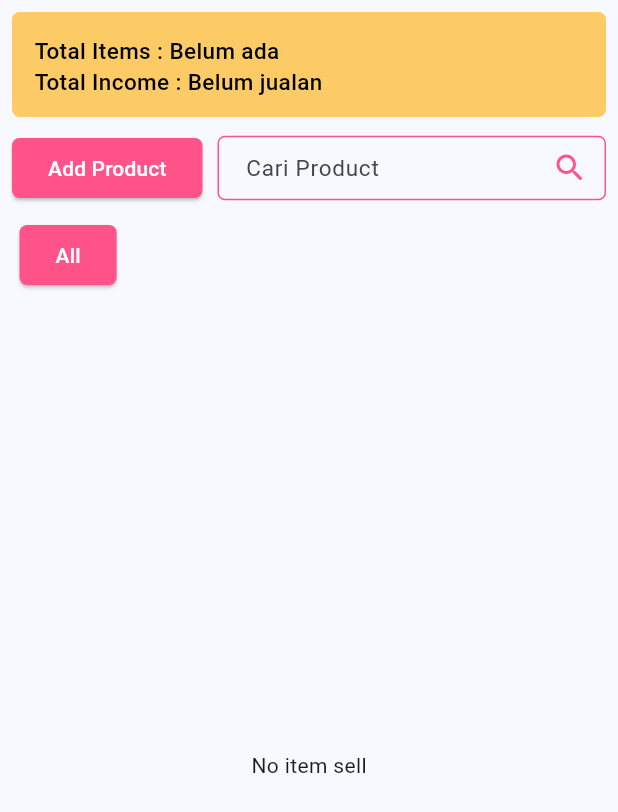
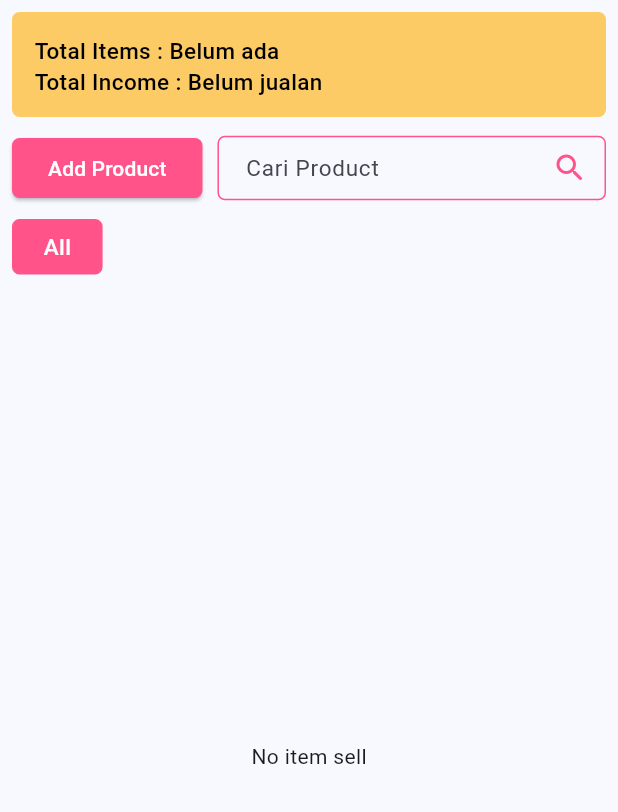
Before and after one commit to AkbarFahreza/cashier_app, a Flutter app: the screen it shows after launch, on a phone screen of 412 x 824 dp. Shown: the top 812 px of the screen. Run offline on Flutter 3.47's test engine with Material 3 defaults, Android fonts, the phone set to English and light mode, and no system bars; our stand-ins replace flutter_slidable, hive, hive_flutter; accounts and stored records are empty.

Commit message:
Function : add category filter function

```diff
--- /dev/null
+++ b/lib/components/filter_category.dart
@@ -0,0 +1,56 @@
+import 'package:flutter/material.dart';
+
+class FilterCategory extends StatelessWidget {
+  final List<String> categories;
+  final String selectedCategory;
+  final Function(String) onSelectCategory;
+
+  const FilterCategory({
+    Key? key,
+    required this.categories,
+    required this.selectedCategory,
+    required this.onSelectCategory,
+  }) : super(key: key);
+
+  @override
+  Widget build(BuildContext context) {
+    return SingleChildScrollView(
+      scrollDirection: Axis.horizontal,
+      child: Row(
+        children: categories
+            .map(
+              (category) => GestureDetector(
+                onTap: () => onSelectCategory(category),
+                child: Container(
+                  padding: EdgeInsets.symmetric(horizontal: 20, vertical: 7),
+                  margin: EdgeInsets.only(right: 10),
+                  decoration: BoxDecoration(
+                    color: category == selectedCategory
+                        ? Color.fromRGBO(255, 83, 137, 1)
+                        : Colors.white,
+                    borderRadius: BorderRadius.circular(5),
+                    border: Border.all(
+                      color: Color.fromRGBO(255, 83, 137, 1),
+                      width: 1,
+                    ),
+                  ),
+                  child: Text(
+                    category,
+                    style: category == selectedCategory
+                        ? TextStyle(
+                            fontSize: 15,
+                            fontWeight: FontWeight.w500,
+                            color: Colors.white)
+                        : TextStyle(
+                            fontSize: 15,
+                            fontWeight: FontWeight.w500,
+                            color: Colors.black),
+                  ),
+                ),
+              ),
+            )
+            .toList(),
+      ),
+    );
+  }
+}
--- a/lib/main.dart
+++ b/lib/main.dart
@@ -1,8 +1,9 @@
 import 'package:flutter/material.dart';
 import 'package:hive_flutter/hive_flutter.dart';
 import 'input_modal.dart';
+import 'package:intl/intl.dart';
 import 'product.dart';
-import 'package:intl/intl.dart';
+import 'components/filter_category.dart'; // Import filterCategory.dart
 import 'package:flutter_slidable/flutter_slidable.dart';
 
 late Box<Product> boxProducts;
@@ -45,8 +46,8 @@ class _MyHomePageState extends State<MyHomePage> {
   final TextEditingController categoryController = TextEditingController();
   final TextEditingController priceController = TextEditingController();
   final TextEditingController quantityController = TextEditingController();
-
-  String selectedCategory = 'All';
+  String selectedCategory = 'All'; // Define selectedCategory here
+  String resresh = 'Yess'; // Define selectedCategory here
 
   @override
   void initState() {
@@ -66,7 +67,7 @@ class _MyHomePageState extends State<MyHomePage> {
   void _showInputModal(BuildContext context) {
     showDialog(
       context: context,
-      barrierDismissible: true, // Prevents closing the modal by tapping outside
+      barrierDismissible: true,
       builder: (BuildContext context) {
         return AlertDialog(
           shape: RoundedRectangleBorder(
@@ -96,7 +97,7 @@ class _MyHomePageState extends State<MyHomePage> {
     setState(() {
       selectedCategory = 'All';
     });
-    Navigator.of(context).pop(); // Close the modal after adding the product
+    Navigator.of(context).pop();
   }
 
   String formatCurrency(int amount) {
@@ -106,67 +107,6 @@ class _MyHomePageState extends State<MyHomePage> {
       decimalDigits: 0,
     );
     return formatter.format(amount);
-  }
-
-  List<String> _getCategories() {
-    final categories =
-        boxProducts.values.map((product) => product.category).toSet().toList();
-    categories.sort();
-    categories.insert(0, 'All');
-    return categories;
-  }
-
-  Widget _buildCategoryButtons() {
-    final categories = _getCategories();
-    return SingleChildScrollView(
-      scrollDirection: Axis.horizontal,
-      child: Row(
-        children: categories.map((category) {
-          final isSelected = category == selectedCategory;
-          return Padding(
-            padding: const EdgeInsets.symmetric(horizontal: 5.0),
-            child: ElevatedButton(
-              // style: ElevatedButton.styleFrom(
-              //   backgroundColor: isSelected
-              //       ? const Color.fromRGBO(255, 83, 137, 1)
-              //       : Colors.white,
-              //   foregroundColor: isSelected ? Colors.white : Colors.black,
-              //   side: BorderSide(
-              //     color: isSelected ? Colors.transparent : Colors.grey,
-              //   ),
-              // ),
-              style: ButtonStyle(
-                backgroundColor: isSelected
-                    ? const MaterialStatePropertyAll<Color>(
-                        Color.fromRGBO(255, 83, 137, 1),
-                      )
-                    : const MaterialStatePropertyAll<Color>(
-                        Colors.white,
-                      ),
-                foregroundColor: isSelected
-                    ? const MaterialStatePropertyAll(
-                        Colors.white,
-                      )
-                    : const MaterialStatePropertyAll(
-                        Colors.black,
-                      ),
-                shape: MaterialStatePropertyAll<RoundedRectangleBorder>(
-                  RoundedRectangleBorder(
-                    borderRadius: BorderRadius.circular(5.0),
-                  ),
-                ),
-              ),
-              onPressed: () {
-                setState(() {
-                  selectedCategory = category;
-                });
-              },
-              child: Text(category),
-            ),
-          );
-        }).toList(),
-      ),
-    );
   }
 
   @override
@@ -274,11 +214,19 @@ class _MyHomePageState extends State<MyHomePage> {
                           ),
                         ),
                       ),
-                    )
+                    ),
                   ],
                 ),
                 const SizedBox(height: 10.0),
-                _buildCategoryButtons(),
+                FilterCategory(
+                  categories: _getCategories(),
+                  selectedCategory: selectedCategory,
+                  onSelectCategory: (category) {
+                    setState(() {
+                      selectedCategory = category;
+                    });
+                  },
+                ),
                 const SizedBox(height: 10.0),
                 Expanded(
                   child: Padding(
@@ -291,18 +239,17 @@ class _MyHomePageState extends State<MyHomePage> {
                             child: Text('No item sell'),
                           );
                         }
-
-                        final products = selectedCategory == 'All'
-                            ? box.values.toList()
-                            : box.values
-                                .where((product) =>
-                                    product.category == selectedCategory)
-                                .toList();
-
                         return ListView.builder(
-                          itemCount: products.length,
+                          itemCount: box.length,
                           itemBuilder: (context, index) {
-                            final product = products[index];
+                            final product = box.getAt(index);
+                            if (product == null) {
+                              return Container();
+                            }
+                            if (selectedCategory != 'All' &&
+                                product.category != selectedCategory) {
+                              return Container(); // Skip rendering if not selected category
+                            }
                             return Slidable(
                               endActionPane: ActionPane(
                                 motion: const ScrollMotion(),
@@ -310,6 +257,9 @@ class _MyHomePageState extends State<MyHomePage> {
                                   SlidableAction(
                                     onPressed: (BuildContext context) {
                                       box.deleteAt(index);
+                                      setState(() {
+                                        resresh = 'Yess';
+                                      });
                                     },
                                     padding: const EdgeInsets.all(5),
                                     backgroundColor:
@@ -338,13 +288,12 @@ class _MyHomePageState extends State<MyHomePage> {
                                 ),
                                 child: ListTile(
                                     title: Column(
-                                    crossAxisAlignment:
-                                        CrossAxisAlignment.start,
+                                  crossAxisAlignment: CrossAxisAlignment.start,
                                   children: [
                                     Row(
                                       children: [
                                         Text(
-                                            product.name,
+                                          '${product.name}',
                                           style: const TextStyle(
                                               fontWeight: FontWeight.w700,
                                               fontSize: 18),
@@ -362,7 +311,7 @@ class _MyHomePageState extends State<MyHomePage> {
                                                 BorderRadius.circular(2.0),
                                           ),
                                           child: Text(
-                                              product.quantity.toString(),
+                                            '${product.quantity}',
                                             style:
                                                 const TextStyle(fontSize: 13),
                                           ),
@@ -370,7 +319,7 @@ class _MyHomePageState extends State<MyHomePage> {
                                       ],
                                     ),
                                     Text(
-                                        product.category,
+                                      '${product.category}',
                                       style: const TextStyle(
                                         fontSize: 13,
                                       ),
@@ -379,13 +328,12 @@ class _MyHomePageState extends State<MyHomePage> {
                                       height: 10,
                                     ),
                                     Text(
-                                        formatCurrency(product.price),
+                                      '${formatCurrency(product.price)}',
                                       style: const TextStyle(
                                           fontWeight: FontWeight.w600),
                                     ),
                                   ],
-                                  ),
-                                ),
+                                )),
                               ),
                             );
                           },
@@ -401,4 +349,15 @@ class _MyHomePageState extends State<MyHomePage> {
       ),
     );
   }
+
+  List<String> _getCategories() {
+    final Set<String> categories = {'All'}; // Initialize with 'All'
+    for (var i = 0; i < boxProducts.length; i++) {
+      final product = boxProducts.getAt(i);
+      if (product != null) {
+        categories.add(product.category);
       }
+    }
+    return categories.toList();
+  }
+}
```
Lines whose indentation alone changed are shown as unchanged.
